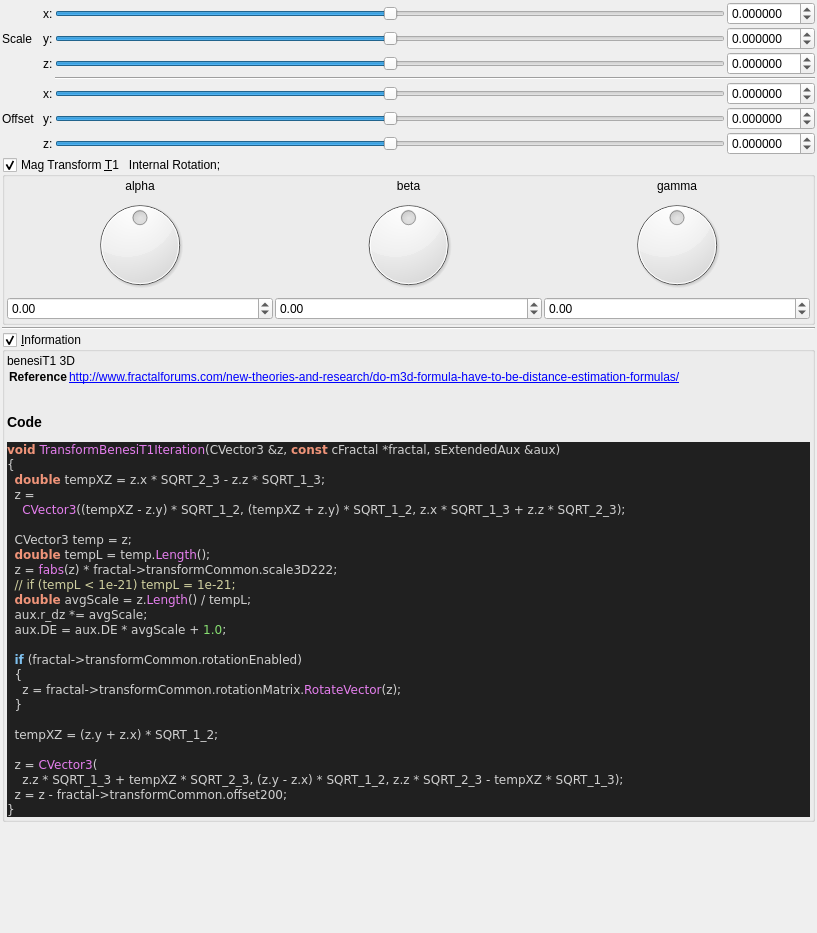
Before: the Qt Designer form mandelbulber2/qt_data/fractal_transf_benesi_T1.ui in buddhi1980/mandelbulber2, drawn with Qt 5.
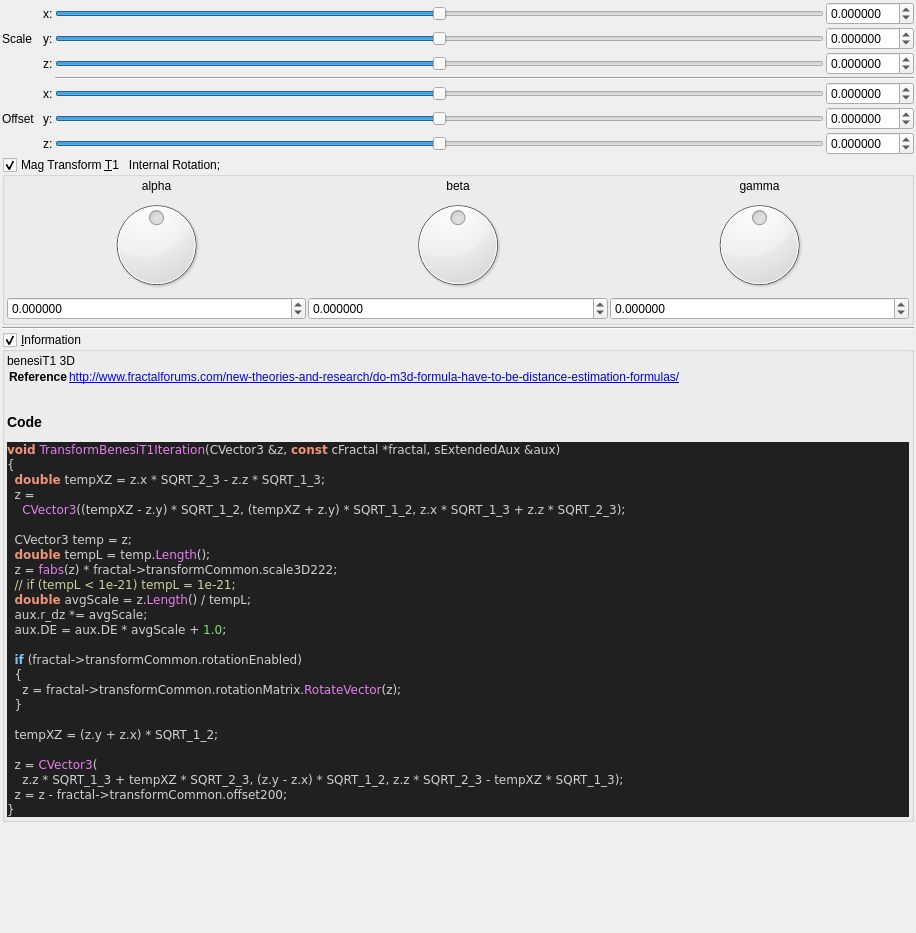
After: the same form once the commit is applied. Custom widgets are drawn as their Qt base class.

Diff of the .ui file:
```diff
--- a/mandelbulber2/qt_data/fractal_transf_benesi_T1.ui
+++ b/mandelbulber2/qt_data/fractal_transf_benesi_T1.ui
@@ -6,7 +6,7 @@
    <rect>
     <x>0</x>
     <y>0</y>
-    <width>817</width>
+    <width>916</width>
     <height>933</height>
    </rect>
   </property>
@@ -499,7 +499,7 @@
            <string/>
           </property>
           <property name="decimals">
-           <number>2</number>
+           <number>6</number>
           </property>
           <property name="minimum">
            <double>-180.000000000000000</double>
@@ -540,7 +540,7 @@
            <string/>
           </property>
           <property name="decimals">
-           <number>2</number>
+           <number>6</number>
           </property>
           <property name="minimum">
            <double>-180.000000000000000</double>
@@ -568,7 +568,7 @@
            <string/>
           </property>
           <property name="decimals">
-           <number>2</number>
+           <number>6</number>
           </property>
           <property name="minimum">
            <double>-180.000000000000000</double>
```
